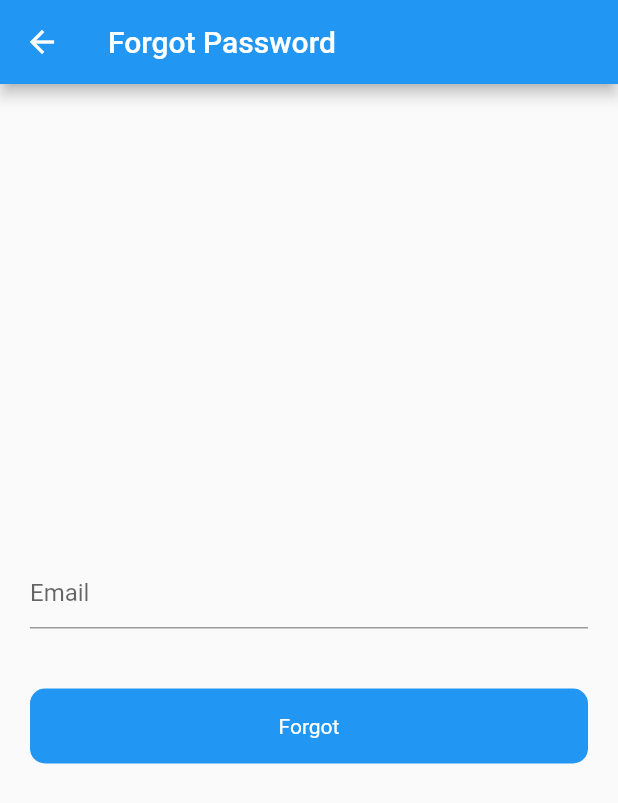
After one commit to sainideepanshu199/Authy, a Flutter app: the screen it shows after launch, after a tap on "Login", after a tap on "Forgot Password", on a phone screen of 412 x 824 dp. The commit adds this screen. Shown: the top 803 px of the screen. Run offline on Flutter 3.47's test engine with Material 2 defaults, Android fonts, the phone set to English and light mode, and no system bars; our stand-ins replace cloud_firestore, firebase_auth, firebase_core, firebase_database, firebase_storage, fluttertoast and 1 more; accounts and stored records are empty.

Commit message:
added password recovery method through rmail

```diff
--- a/lib/ui/auth/login_screen.dart
+++ b/lib/ui/auth/login_screen.dart
@@ -1,5 +1,7 @@
+import 'package:authentication_app/ui/auth/decide_screen.dart';
 import 'package:authentication_app/ui/auth/signup_screen.dart';
-import 'package:authentication_app/ui/firestore/firestore_list_screen.dart';
+
+import 'package:authentication_app/ui/forgot_password.dart';
 
 import 'package:authentication_app/utils/utils.dart';
 import 'package:authentication_app/widgets/round_button.dart';
@@ -44,7 +46,7 @@ class _LoginScreenState extends State<LoginScreen> {
       Utils().toastMessage(value.user!.email.toString());
       Navigator.push(
         context,
-        MaterialPageRoute(builder: (context) => const FireStoreScreen()),
+        MaterialPageRoute(builder: (context) => const DecideScreen()),
       );
     }).onError((error, stackTrace) {
       debugPrint(error.toString());
@@ -126,6 +128,18 @@ class _LoginScreenState extends State<LoginScreen> {
                   }
                 },
               ),
+              Align(
+                alignment: Alignment.bottomRight,
+                child: TextButton(
+                    onPressed: () {
+                      Navigator.push(
+                          context,
+                          MaterialPageRoute(
+                              builder: (context) =>
+                                  const ForgotPasswordScreen()));
+                    },
+                    child: const Text('Forgot Password')),
+              ),
               const SizedBox(
                 height: 30,
               ),
--- a/lib/ui/auth/signup_screen.dart
+++ b/lib/ui/auth/signup_screen.dart
@@ -1,3 +1,4 @@
+import 'package:authentication_app/ui/auth/decide_screen.dart';
 import 'package:authentication_app/ui/auth/login_screen.dart';
 import 'package:authentication_app/utils/utils.dart';
 import 'package:authentication_app/widgets/round_button.dart';
@@ -110,6 +111,10 @@ class _SignUpScreenState extends State<SignUpScreen> {
               onTap: () {
                 if (_formKey.currentState!.validate()) {
                   signUp();
+                  Navigator.push(
+                      context,
+                      MaterialPageRoute(
+                          builder: (context) => const DecideScreen()));
                 }
               },
             ),
--- a/lib/ui/auth/upload_image.dart
+++ b/lib/ui/auth/upload_image.dart
@@ -1,3 +1,5 @@
+// ignore_for_file: prefer_interpolation_to_compose_strings
+
 import 'package:authentication_app/utils/utils.dart';
 import 'package:authentication_app/widgets/round_button.dart';
 import 'package:firebase_database/firebase_database.dart';
--- a/lib/ui/firestore/add_firestore_data.dart
+++ b/lib/ui/firestore/add_firestore_data.dart
@@ -21,7 +21,7 @@ class _AddFirestoreDataScreenState extends State<AddFirestoreDataScreen> {
   Widget build(BuildContext context) {
     return Scaffold(
       appBar: AppBar(
-        title: const Text('Add Firestore data'),
+        title: const Text('Add Post'),
       ),
       body: Padding(
         padding: const EdgeInsets.symmetric(horizontal: 30),
--- a/lib/ui/firestore/firestore_list_screen.dart
+++ b/lib/ui/firestore/firestore_list_screen.dart
@@ -24,7 +24,7 @@ class _FireStoreScreenState extends State<FireStoreScreen> {
       appBar: AppBar(
         automaticallyImplyLeading: false,
         centerTitle: true,
-        title: const Text('Firestore'),
+        title: const Text('Posts'),
       ),
       body: Column(children: [
         StreamBuilder<QuerySnapshot>(
--- /dev/null
+++ b/lib/ui/forgot_password.dart
@@ -0,0 +1,53 @@
+import 'package:authentication_app/utils/utils.dart';
+import 'package:authentication_app/widgets/round_button.dart';
+import 'package:firebase_auth/firebase_auth.dart';
+import 'package:flutter/material.dart';
+
+class ForgotPasswordScreen extends StatefulWidget {
+  const ForgotPasswordScreen({super.key});
+
+  @override
+  State<ForgotPasswordScreen> createState() => _ForgotPasswordScreenState();
+}
+
+class _ForgotPasswordScreenState extends State<ForgotPasswordScreen> {
+  final emailController = TextEditingController();
+  final auth = FirebaseAuth.instance;
+  @override
+  Widget build(BuildContext context) {
+    return Scaffold(
+      appBar: AppBar(
+        title: Text('Forgot Password'),
+      ),
+      body: Padding(
+        padding: const EdgeInsets.symmetric(horizontal: 20),
+        child: Column(
+          mainAxisAlignment: MainAxisAlignment.center,
+          crossAxisAlignment: CrossAxisAlignment.center,
+          children: [
+            TextFormField(
+              controller: emailController,
+              decoration: InputDecoration(hintText: 'Email'),
+            ),
+            SizedBox(
+              height: 40,
+            ),
+            RoundButton(
+                title: 'Forgot',
+                onTap: () {
+                  auth
+                      .sendPasswordResetEmail(
+                          email: emailController.text.toString())
+                      .then((value) {
+                    Utils().toastMessage(
+                        'We have sent you email to recover password,please check email');
+                  }).onError((error, stackTrace) {
+                    Utils().toastMessage(error.toString());
+                  });
+                })
+          ],
+        ),
+      ),
+    );
+  }
+}
```
